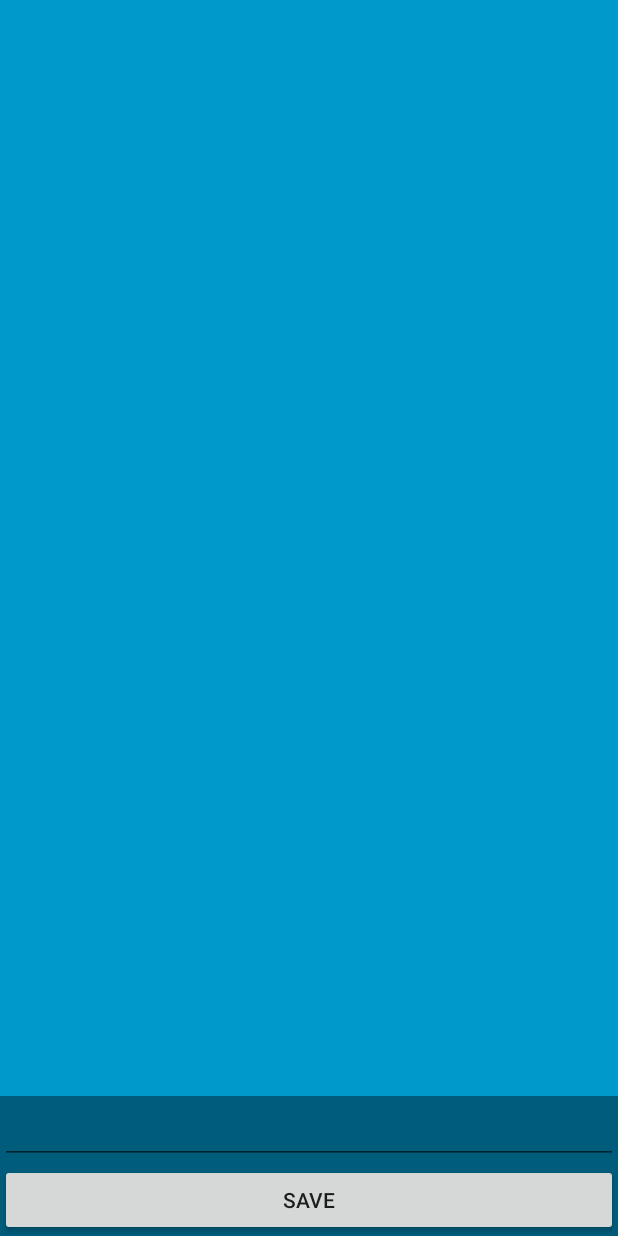
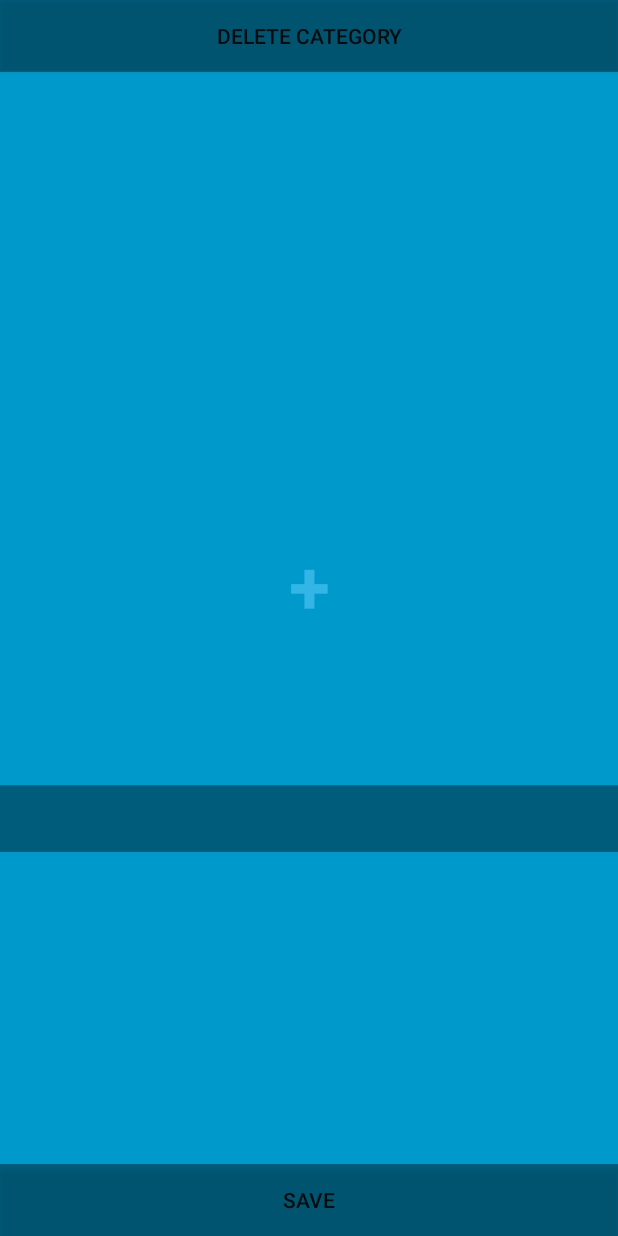
Before and after one commit to ChristianFieldhouse/RandomChoices, an Android app: the screen it shows after launch (FullscreenActivity), after a tap on "...", on a phone screen of 412 x 824 dp. Run offline under Robolectric (Android 15) with nearby library versions, the phone set to English and light mode, and no system bars; 3 other taps on this screen came first.

Commit message:
Added option to delete categories (actually only hiding them for now)

```diff
--- a/app/src/main/java/com/example/randomchoices/Category.java
+++ b/app/src/main/java/com/example/randomchoices/Category.java
@@ -54,4 +54,8 @@ public class Category {
     public String getRandom(Random generator){
         return options.get(generator.nextInt(options.size()));
     }
+
+    public void delete(){
+        buttons.setVisibility(View.GONE);
+    }
 }
--- a/app/src/main/java/com/example/randomchoices/FullscreenActivity.java
+++ b/app/src/main/java/com/example/randomchoices/FullscreenActivity.java
@@ -122,6 +122,12 @@ public class FullscreenActivity extends AppCompatActivity {
         saveCategory(categories.get(category_list.indexOf(options_category)), context);
     }
 
+    private void deleteCategory(){
+        categories.get(category_list.indexOf(options_category)).delete();
+        categories.remove(category_list.indexOf(options_category));
+        category_list.remove(options_category);
+    }
+
     private void saveAllCategories(Context context) {
         for (Category category : categories) {
             saveCategory(category, context);
@@ -214,6 +220,14 @@ public class FullscreenActivity extends AppCompatActivity {
         save_options_button.setOnClickListener(new View.OnClickListener() {
             public void onClick(View v) {
                 saveOptions(context);
+                showChoices();
+            }
+        });
+
+        final Button delete_category_button = findViewById(R.id.delete_category_button);
+        delete_category_button.setOnClickListener(new View.OnClickListener() {
+            public void onClick(View v) {
+                deleteCategory();
                 showChoices();
             }
         });
--- a/app/src/main/res/layout/activity_fullscreen.xml
+++ b/app/src/main/res/layout/activity_fullscreen.xml
@@ -7,26 +7,7 @@
     tools:context=".FullscreenActivity"
     android:theme="@style/AppTheme.NoActionBar">
 
-    <!-- The primary full-screen view. This can be replaced with whatever view
-         is needed to present your content, e.g. VideoView, SurfaceView,
-         TextureView, etc. -->
-    <TextView
-        android:id="@+id/fullscreen_content"
-        android:layout_width="match_parent"
-        android:layout_height="match_parent"
-        android:gravity="center"
-        android:keepScreenOn="true"
-        android:visibility="gone"
-        android:text="@string/who_knows"
-        android:textColor="#33b5e5"
-        android:textSize="50sp"
-        android:textStyle="bold" />
-
-
-
-    <!-- This FrameLayout insets its children based on system windows using
-         android:fitsSystemWindows. -->
-
+    <!-- Response Frame -->
     <FrameLayout
         android:id="@+id/response_frame"
         android:layout_width="match_parent"
@@ -73,6 +54,7 @@
 
     </FrameLayout>
 
+    <!-- Category Choice Frame -->
     <FrameLayout
         android:layout_width="match_parent"
         android:layout_height="match_parent"
@@ -100,37 +82,62 @@
         </LinearLayout>
     </FrameLayout>
 
-
+    <!-- Edit Category Frame -->
     <FrameLayout
         android:layout_width="match_parent"
         android:layout_height="match_parent"
         android:fitsSystemWindows="true"
-        android:visibility="gone"
+        android:visibility="visible"
         android:id="@+id/options_frame">
         <LinearLayout
             style="?metaButtonBarStyle"
             android:layout_width="match_parent"
             android:layout_height="wrap_content"
-            android:layout_gravity="bottom|center_horizontal"
-            android:background="@color/black_overlay"
+            android:layout_gravity="center|center_horizontal"
             android:orientation="vertical"
             tools:ignore="UselessParent">
+
+            <TextView
+                android:id="@+id/option_added_text"
+                android:layout_width="fill_parent"
+                android:layout_height="wrap_content"
+                android:layout_weight="0.1"
+                android:gravity="center"
+                android:keepScreenOn="true"
+                android:text="@string/thing_added_confirmation"
+                android:textColor="#33b5e5"
+                android:textSize="50sp"
+                android:textStyle="bold"
+                android:padding="100dp"/>
 
             <EditText
                 android:id="@+id/add_option_text_input"
                 android:layout_height="wrap_content"
                 android:layout_width="match_parent"
-                android:inputType="text"/>
-            <Button
-                android:id="@+id/save_options_button"
-                style="?metaButtonBarButtonStyle"
-                android:layout_height="wrap_content"
-                android:layout_width="match_parent"
-                android:text="@string/save_button_string"/>
+                android:background="@color/black_overlay"
+                android:inputType="text"
+                android:padding="10dp"/>
 
         </LinearLayout>
+        <Button
+            android:id="@+id/save_options_button"
+            style="?metaButtonBarButtonStyle"
+            android:layout_height="wrap_content"
+            android:layout_gravity="bottom|center_horizontal"
+            android:layout_width="match_parent"
+            android:background="@color/black_overlay"
+            android:text="@string/save_button_string"/>
+        <Button
+            android:id="@+id/delete_category_button"
+            style="?metaButtonBarButtonStyle"
+            android:layout_height="wrap_content"
+            android:layout_gravity="center_horizontal"
+            android:layout_width="match_parent"
+            android:background="@color/black_overlay"
+            android:text="@string/delete_button_string"/>
     </FrameLayout>
 
+    <!-- Add Category Frame -->
     <FrameLayout
         android:layout_width="match_parent"
         android:layout_height="match_parent"
--- a/app/src/main/res/values/strings.xml
+++ b/app/src/main/res/values/strings.xml
@@ -14,4 +14,6 @@
     <string name="settings_string">...</string>
     <string name="save_button_string">save</string>
     <string name="add_category_button_string">+</string>
+    <string name="thing_added_confirmation">+</string>
+    <string name="delete_button_string">delete category</string>
 </resources>
```
